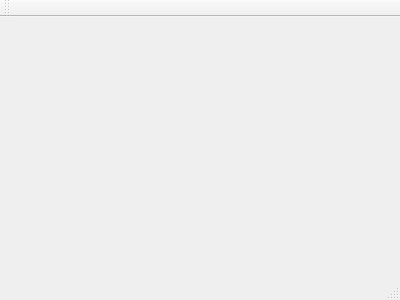
Old version of the form qdevicemonitor/MainWindow.ui in the repository alopatindev/qdevicemonitor.
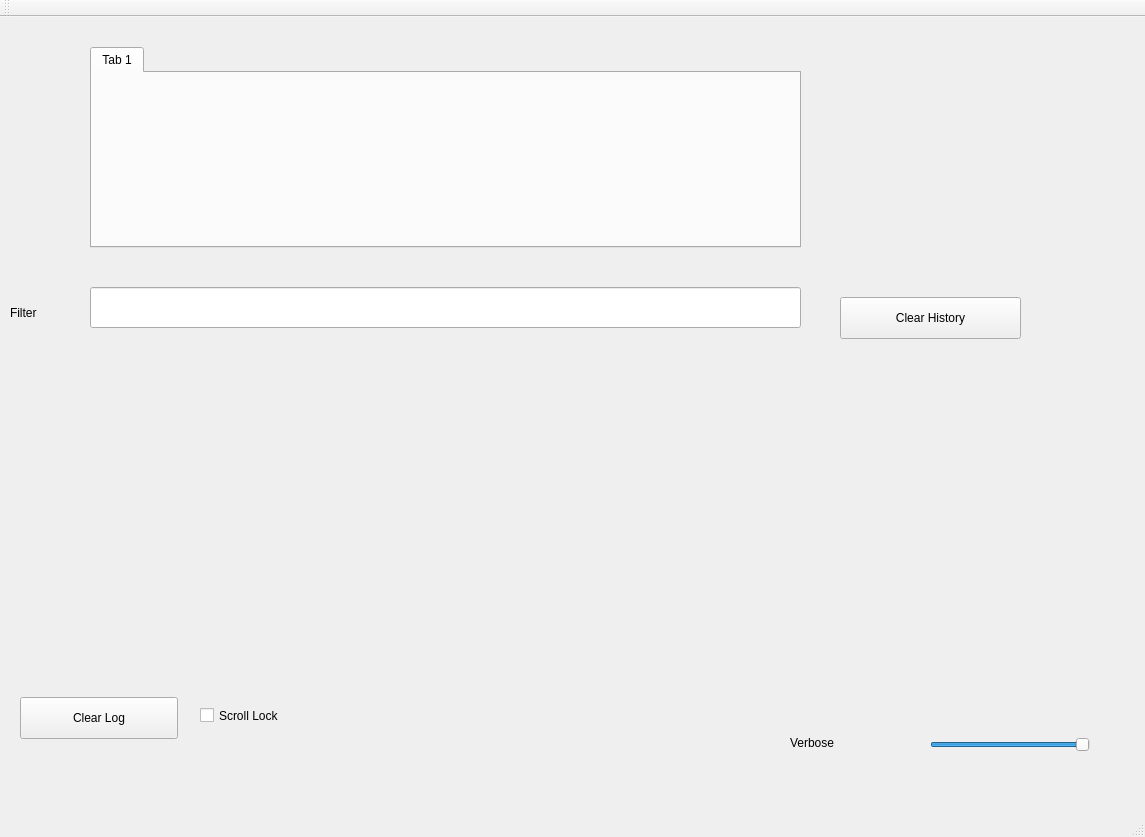
New version of the form.

Commit message: started GUI design

Diff of the .ui file:
```diff
--- a/qdevicemonitor/MainWindow.ui
+++ b/qdevicemonitor/MainWindow.ui
@@ -1,24 +1,162 @@
 <ui version="4.0">
  <class>MainWindow</class>
- <widget class="QMainWindow" name="MainWindow" >
-  <property name="geometry" >
+ <widget class="QMainWindow" name="MainWindow">
+  <property name="geometry">
    <rect>
     <x>0</x>
     <y>0</y>
-    <width>400</width>
-    <height>300</height>
+    <width>1145</width>
+    <height>837</height>
    </rect>
   </property>
   <property name="windowTitle" >
    <string>MainWindow</string>
   </property>
-  <widget class="QMenuBar" name="menuBar" />
-  <widget class="QToolBar" name="mainToolBar" />
-  <widget class="QWidget" name="centralWidget" />
-  <widget class="QStatusBar" name="statusBar" />
+  <widget class="QWidget" name="centralWidget">
+   <widget class="QLineEdit" name="lineEdit">
+    <property name="geometry">
+     <rect>
+      <x>90</x>
+      <y>270</y>
+      <width>711</width>
+      <height>41</height>
+     </rect>
+    </property>
+   </widget>
+   <widget class="QLabel" name="label">
+    <property name="geometry">
+     <rect>
+      <x>10</x>
+      <y>280</y>
+      <width>126</width>
+      <height>31</height>
+     </rect>
+    </property>
+    <property name="text">
+     <string>Filter</string>
+    </property>
+   </widget>
+   <widget class="QPushButton" name="pushButton">
+    <property name="geometry">
+     <rect>
+      <x>840</x>
+      <y>280</y>
+      <width>181</width>
+      <height>42</height>
+     </rect>
+    </property>
+    <property name="text">
+     <string>Clear History</string>
+    </property>
+   </widget>
+   <widget class="QPushButton" name="pushButton_3">
+    <property name="geometry">
+     <rect>
+      <x>20</x>
+      <y>680</y>
+      <width>158</width>
+      <height>42</height>
+     </rect>
+    </property>
+    <property name="text">
+     <string>Clear Log</string>
+    </property>
+   </widget>
+   <widget class="QLabel" name="label_2">
+    <property name="geometry">
+     <rect>
+      <x>790</x>
+      <y>710</y>
+      <width>126</width>
+      <height>31</height>
+     </rect>
+    </property>
+    <property name="text">
+     <string>Verbose</string>
+    </property>
+   </widget>
+   <widget class="QSlider" name="horizontalSlider">
+    <property name="geometry">
+     <rect>
+      <x>930</x>
+      <y>720</y>
+      <width>160</width>
+      <height>16</height>
+     </rect>
+    </property>
+    <property name="maximum">
+     <number>5</number>
+    </property>
+    <property name="value">
+     <number>5</number>
+    </property>
+    <property name="orientation">
+     <enum>Qt::Horizontal</enum>
+    </property>
+   </widget>
+   <widget class="QWidget" name="widget" native="true">
+    <property name="geometry">
+     <rect>
+      <x>70</x>
+      <y>410</y>
+      <width>1021</width>
+      <height>221</height>
+     </rect>
+    </property>
+   </widget>
+   <widget class="QCheckBox" name="checkBox">
+    <property name="geometry">
+     <rect>
+      <x>200</x>
+      <y>680</y>
+      <width>171</width>
+      <height>37</height>
+     </rect>
+    </property>
+    <property name="text">
+     <string>Scroll Lock</string>
+    </property>
+   </widget>
+   <widget class="QTabWidget" name="tabWidget">
+    <property name="geometry">
+     <rect>
+      <x>90</x>
+      <y>30</y>
+      <width>711</width>
+      <height>201</height>
+     </rect>
+    </property>
+    <property name="currentIndex">
+     <number>0</number>
+    </property>
+    <widget class="QWidget" name="tab">
+     <attribute name="title">
+      <string>Tab 1</string>
+     </attribute>
+    </widget>
+   </widget>
+  </widget>
+  <widget class="QMenuBar" name="menuBar">
+   <property name="geometry">
+    <rect>
+     <x>0</x>
+     <y>0</y>
+     <width>1145</width>
+     <height>39</height>
+    </rect>
+   </property>
+  </widget>
+  <widget class="QToolBar" name="mainToolBar">
+   <attribute name="toolBarArea">
+    <enum>TopToolBarArea</enum>
+   </attribute>
+   <attribute name="toolBarBreak">
+    <bool>false</bool>
+   </attribute>
+  </widget>
+  <widget class="QStatusBar" name="statusBar"/>
  </widget>
- <layoutDefault spacing="6" margin="11" />
- <pixmapfunction></pixmapfunction>
+ <layoutdefault spacing="6" margin="11"/>
  <resources/>
  <connections/>
 </ui>
```
Left out of the diff: 3 changed lines with no effect on the pictures.
